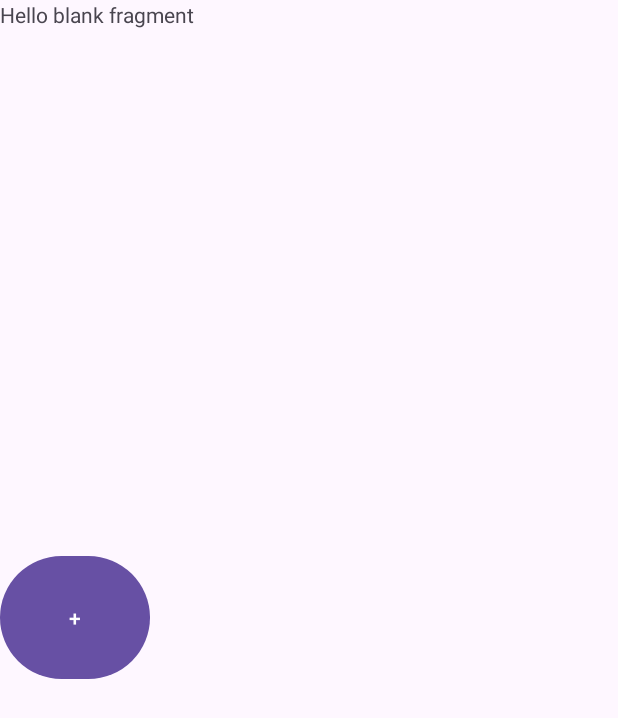
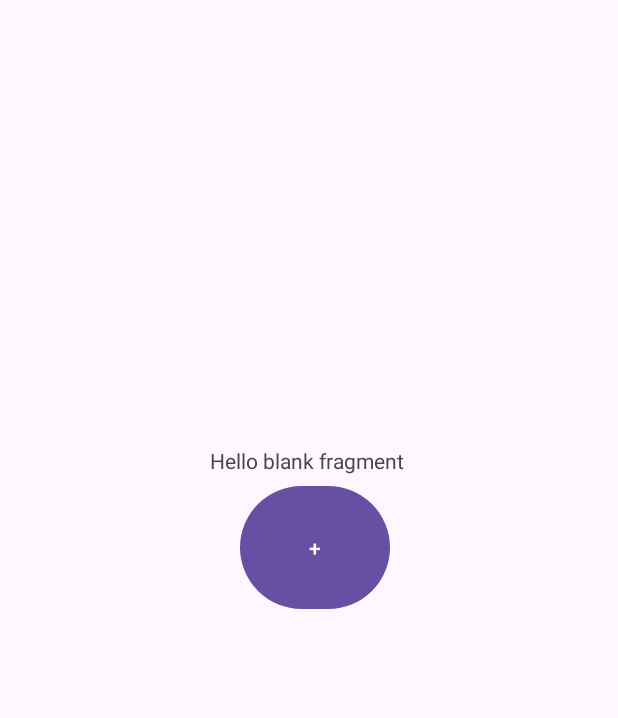
Before and after one commit to Edwin-Martinez-Perez/Senior-Capstone, an Android app: the fragment GalleryFragment shown on its own in the app's theme, on a phone screen of 412 x 824 dp. Shown: the top 718 px of the screen. Run offline under Robolectric (Android 15) with nearby library versions, the phone set to English and light mode, and no system bars.

Commit message:
Ishaan's gallery commit

```diff
--- a/app/src/main/res/layout/fragment_gallery.xml
+++ b/app/src/main/res/layout/fragment_gallery.xml
@@ -13,19 +13,20 @@
         android:id="@+id/textView"
         android:layout_width="wrap_content"
         android:layout_height="wrap_content"
+        android:layout_marginStart="140dp"
+        android:layout_marginTop="297dp"
         android:text="@string/hello_blank_fragment"
-        tools:layout_editor_absoluteX="140dp"
-        tools:layout_editor_absoluteY="297dp" />
+        app:layout_constraintStart_toStartOf="parent"
+        app:layout_constraintTop_toTopOf="parent" />
 
     <Button
         android:id="@+id/button"
         android:layout_width="100dp"
         android:layout_height="90dp"
-        android:layout_marginTop="341dp"
-        android:layout_marginBottom="342dp"
+        android:layout_marginStart="160dp"
+        android:layout_marginTop="320dp"
         android:text="@string/Button"
-        app:layout_constraintBottom_toBottomOf="parent"
-        app:layout_constraintTop_toTopOf="parent"
-        tools:layout_editor_absoluteX="160dp" />
+        app:layout_constraintStart_toStartOf="parent"
+        app:layout_constraintTop_toTopOf="parent" />
 
 </androidx.constraintlayout.widget.ConstraintLayout>
```
